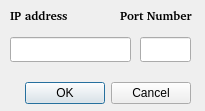
The window that DoNothing/settingsdialog.ui (cakturk/plugin) describes before a commit, drawn with Qt 5.
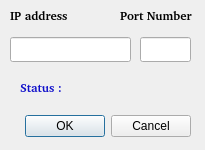
The same window after the commit.

What changed in the file:
```diff
--- a/DoNothing/settingsdialog.ui
+++ b/DoNothing/settingsdialog.ui
@@ -7,11 +7,11 @@
     <x>0</x>
     <y>0</y>
     <width>205</width>
-    <height>111</height>
+    <height>150</height>
    </rect>
   </property>
   <property name="sizePolicy">
-   <sizepolicy hsizetype="Fixed" vsizetype="Fixed">
+   <sizepolicy hsizetype="Maximum" vsizetype="Fixed">
     <horstretch>0</horstretch>
     <verstretch>0</verstretch>
    </sizepolicy>
@@ -25,7 +25,7 @@
   <property name="maximumSize">
    <size>
     <width>205</width>
-    <height>111</height>
+    <height>150</height>
    </size>
   </property>
   <property name="windowTitle">
@@ -35,7 +35,7 @@
    <property name="geometry">
     <rect>
      <x>10</x>
-     <y>77</y>
+     <y>110</y>
      <width>181</width>
      <height>32</height>
     </rect>
@@ -107,6 +107,59 @@
     <string>Port Number</string>
    </property>
   </widget>
+  <widget class="QLabel" name="label">
+   <property name="geometry">
+    <rect>
+     <x>20</x>
+     <y>80</y>
+     <width>51</width>
+     <height>16</height>
+    </rect>
+   </property>
+   <property name="font">
+    <font>
+     <family>Bitstream Charter</family>
+     <weight>75</weight>
+     <bold>true</bold>
+    </font>
+   </property>
+   <property name="styleSheet">
+    <string notr="true"/>
+   </property>
+   <property name="text">
+    <string>&lt;!DOCTYPE HTML PUBLIC &quot;-//W3C//DTD HTML 4.0//EN&quot; &quot;http://www.w3.org/TR/REC-html40/strict.dtd&quot;&gt;
+&lt;html&gt;&lt;head&gt;&lt;meta name=&quot;qrichtext&quot; content=&quot;1&quot; /&gt;&lt;style type=&quot;text/css&quot;&gt;
+p, li { white-space: pre-wrap; }
+&lt;/style&gt;&lt;/head&gt;&lt;body style=&quot; font-family:'Bitstream Charter'; font-size:9pt; font-weight:600; font-style:normal;&quot;&gt;
+&lt;table style=&quot;-qt-table-type: root; margin-top:4px; margin-bottom:4px; margin-left:4px; margin-right:4px;&quot;&gt;
+&lt;tr&gt;
+&lt;td style=&quot;border: none;&quot;&gt;
+&lt;p style=&quot; margin-top:0px; margin-bottom:0px; margin-left:0px; margin-right:0px; -qt-block-indent:0; text-indent:0px;&quot;&gt;&lt;span style=&quot; color:#0f0fcb;&quot;&gt;Status :&lt;/span&gt;&lt;/p&gt;&lt;/td&gt;&lt;/tr&gt;&lt;/table&gt;&lt;/body&gt;&lt;/html&gt;</string>
+   </property>
+  </widget>
+  <widget class="QLabel" name="labelStatus">
+   <property name="geometry">
+    <rect>
+     <x>80</x>
+     <y>80</y>
+     <width>91</width>
+     <height>16</height>
+    </rect>
+   </property>
+   <property name="font">
+    <font>
+     <family>Bitstream Charter</family>
+     <weight>75</weight>
+     <bold>true</bold>
+    </font>
+   </property>
+   <property name="styleSheet">
+    <string notr="true"/>
+   </property>
+   <property name="text">
+    <string/>
+   </property>
+  </widget>
  </widget>
  <resources/>
  <connections>
```
